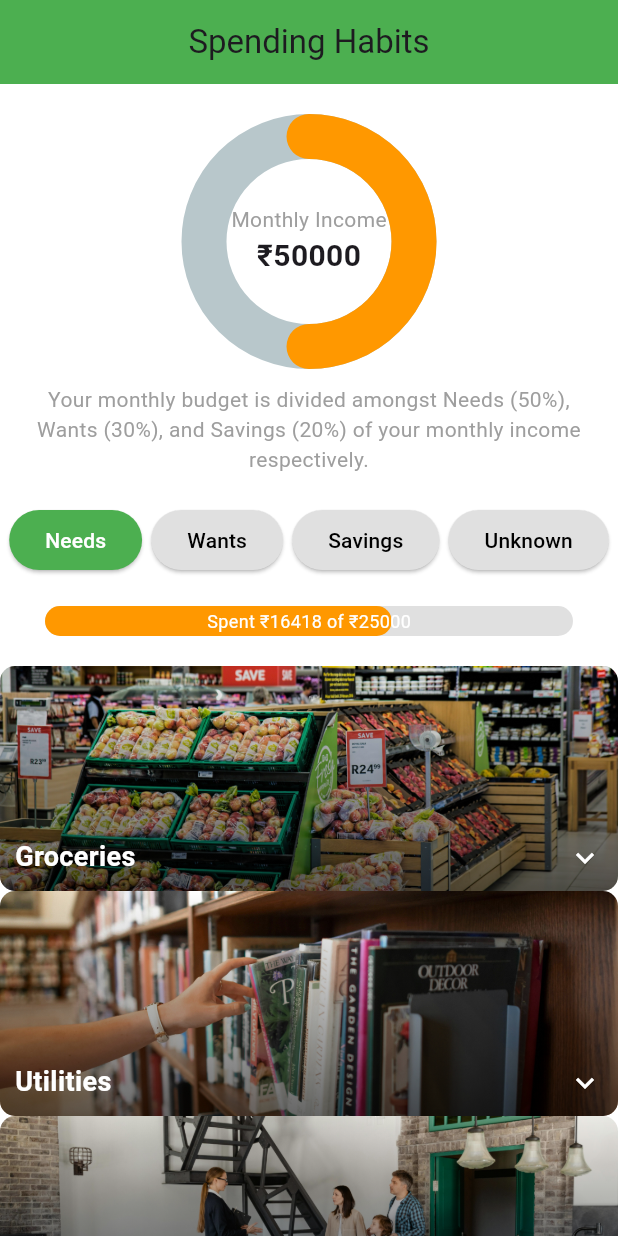
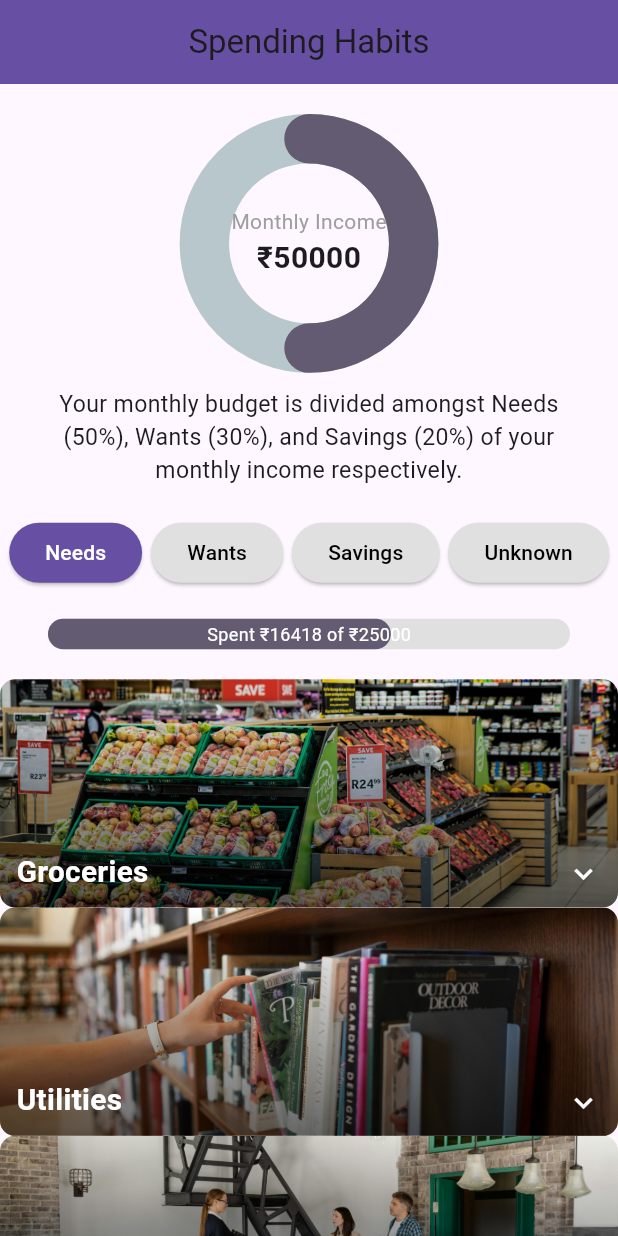
Before and after one commit to Saurabh-269/Expense_Tracking_App, a Flutter app: the screen it shows after launch, on a phone screen of 412 x 824 dp. Run offline on Flutter 3.47's test engine with Material 3 defaults, Android fonts, the phone set to English and light mode, and no system bars; drawn by our look-alikes of percent_indicator; our stand-ins replace flutter_screenutil, google_fonts.

Commit message:
Added material theme and screen utility

```diff
--- a/lib/main.dart
+++ b/lib/main.dart
@@ -1,9 +1,16 @@
 import 'package:flutter/material.dart';
+import 'package:flutter_screenutil/flutter_screenutil.dart';
 import 'package:percent_indicator/circular_percent_indicator.dart';
 import 'package:percent_indicator/linear_percent_indicator.dart';
+import 'app_theme.dart'; // Ensure this import is added
 
 void main() {
-  runApp(const MyApp());
+  runApp(
+    ScreenUtilInit(
+      designSize: Size(375, 812), // Set the design size (optional)
+      builder: (context, child) => const MyApp(),
+    ),
+  );
 }
 
 class MyApp extends StatelessWidget {
@@ -13,6 +20,9 @@ class MyApp extends StatelessWidget {
   Widget build(BuildContext context) {
     return MaterialApp(
       debugShowCheckedModeBanner: false,
+      theme: ThemeData.light(), // Use the light theme
+      darkTheme: ThemeData.dark(), // Use the dark theme
+      themeMode: ThemeMode.system, // Follow the system theme mode (Light/Dark)
       home: ExpenseTracker(),
     );
   }
@@ -40,7 +50,6 @@ class _ExpenseTrackerState extends State<ExpenseTracker> {
   double wantBudget = 15000;
   double savingBudget = 10000;
 
-
   Map<String, List<Map<String, String>>> transactions = {
     "Needs": [
       {"name": "Manoj Kumar", "amount": "₹459.00", "date": "Today, 14:40"},
@@ -66,7 +75,7 @@ class _ExpenseTrackerState extends State<ExpenseTracker> {
 
   double _calculateCategoryTotal(String category) {
     return transactions[category]?.fold(
-        0.0, (sum, item) => sum! + (double.parse(item['amount']!.replaceAll('₹', '')))) ??
+            0.0, (sum, item) => sum! + (double.parse(item['amount']!.replaceAll('₹', '')))) ??
         0.0;
   }
 
@@ -100,9 +109,9 @@ class _ExpenseTrackerState extends State<ExpenseTracker> {
     }
 
     return Scaffold(
-      backgroundColor: Colors.white,
+      backgroundColor: Theme.of(context).scaffoldBackgroundColor, // Use theme background color
       appBar: AppBar(
-        backgroundColor: Colors.green,
+        backgroundColor: Theme.of(context).primaryColor, // Use theme primary color
         title: const Text("Spending Habits"),
         centerTitle: true,
       ),
@@ -111,8 +120,8 @@ class _ExpenseTrackerState extends State<ExpenseTracker> {
           const SizedBox(height: 20),
           // Donut Chart
           CircularPercentIndicator(
-            radius: 85.0,
-            lineWidth: 30.0,
+            radius: 85.0.r,
+            lineWidth: 30.0.w,
             animation: true,
             percent: selectedPercentage,
             center: Column(
@@ -132,19 +141,20 @@ class _ExpenseTrackerState extends State<ExpenseTracker> {
               ],
             ),
             circularStrokeCap: CircularStrokeCap.round,
-            progressColor: Colors.orange,
+            progressColor: Theme.of(context).colorScheme.secondary, // Use theme secondary color
           ),
           const SizedBox(height: 10),
           // Budget Division Label
           Padding(
-            padding: const EdgeInsets.symmetric(horizontal: 20.0),
+            padding: EdgeInsets.symmetric(horizontal: 20.0.w),
             child: Text(
               "Your monthly budget is divided amongst Needs (50%), Wants (30%), and Savings (20%) of your monthly income respectively.",
               textAlign: TextAlign.center,
-              style: const TextStyle(
-                fontSize: 14.0,
-                color: Colors.grey,
-              )),
+              style: TextStyle(
+                fontSize: 14.0.sp,
+                color: Theme.of(context).textTheme.bodyMedium?.color, // Use theme text color
+              ),
+            ),
           ),
           const SizedBox(height: 20),
           // Category Buttons
@@ -160,9 +170,9 @@ class _ExpenseTrackerState extends State<ExpenseTracker> {
           const SizedBox(height: 20),
           // Progress Bar
           Padding(
-            padding: const EdgeInsets.symmetric(horizontal: 20.0),
+            padding: EdgeInsets.symmetric(horizontal: 20.0.w),
             child: LinearPercentIndicator(
-              lineHeight: 20.0,
+              lineHeight: 20.0.h,
               animation: true,
               percent: spentAmount /
                   (selectedCategory == "Needs"
@@ -178,7 +188,7 @@ class _ExpenseTrackerState extends State<ExpenseTracker> {
                 ),
               ),
               linearStrokeCap: LinearStrokeCap.roundAll,
-              progressColor: Colors.orange,
+              progressColor: Theme.of(context).colorScheme.secondary, // Use theme secondary color
               backgroundColor: Colors.grey[300],
             ),
           ),
@@ -278,8 +288,9 @@ class _ExpenseTrackerState extends State<ExpenseTracker> {
         });
       },
       style: ElevatedButton.styleFrom(
-        backgroundColor:
-            selectedCategory == category ? Colors.green : Colors.grey[300],
+        backgroundColor: selectedCategory == category
+            ? Theme.of(context).primaryColor
+            : Colors.grey[300],
       ),
       child: Text(
         category,
@@ -304,9 +315,9 @@ class _ExpenseTrackerState extends State<ExpenseTracker> {
           child: Stack(
             children: [
               Container(
-                height: 150,
+                height: 150.h,
                 decoration: BoxDecoration(
-                  borderRadius: BorderRadius.circular(10),
+                  borderRadius: BorderRadius.circular(10.r),
                   image: DecorationImage(
                     image: AssetImage(imagePath),
                     fit: BoxFit.cover,
@@ -314,9 +325,9 @@ class _ExpenseTrackerState extends State<ExpenseTracker> {
                 ),
               ),
               Container(
-                height: 150,
+                height: 150.h,
                 decoration: BoxDecoration(
-                  borderRadius: BorderRadius.circular(10),
+                  borderRadius: BorderRadius.circular(10.r),
                   gradient: LinearGradient(
                     colors: [Colors.black.withOpacity(0.6), Colors.transparent],
                     begin: Alignment.bottomCenter,
@@ -325,20 +336,20 @@ class _ExpenseTrackerState extends State<ExpenseTracker> {
                 ),
               ),
               Positioned(
-                bottom: 10,
-                left: 10,
+                bottom: 10.h,
+                left: 10.w,
                 child: Text(
                   title,
-                  style: const TextStyle(
+                  style: TextStyle(
                     color: Colors.white,
-                    fontSize: 18,
+                    fontSize: 18.sp,
                     fontWeight: FontWeight.bold,
                   ),
                 ),
               ),
               Positioned(
-                bottom: 10,
-                right: 10,
+                bottom: 10.h,
+                right: 10.w,
                 child: Icon(
                   isDropdownOpen[title] ?? false
                       ? Icons.keyboard_arrow_up
@@ -351,7 +362,7 @@ class _ExpenseTrackerState extends State<ExpenseTracker> {
         ),
         if (isDropdownOpen[title] ?? false)
           Padding(
-            padding: const EdgeInsets.all(10.0),
+            padding: EdgeInsets.all(10.0.w),
             child: Column(
               children: transactions,
             ),
@@ -365,14 +376,21 @@ class _ExpenseTrackerState extends State<ExpenseTracker> {
       child: ListTile(
         leading: CircleAvatar(
           backgroundColor: Colors.green,
-          child: Icon(Icons.person, color: Colors.white),
+          child: Icon(Icons.person, color: Colors.white, size: 24.sp),
         ),
-        title: Text(name),
-        subtitle: Text(date),
+        title: Text(
+          name,
+          style: TextStyle(fontSize: 14.sp),
+        ),
+        subtitle: Text(
+          date,
+          style: TextStyle(fontSize: 12.sp, color: Colors.grey),
+        ),
         trailing: Text(
           amount,
-          style: const TextStyle(
+          style: TextStyle(
             fontWeight: FontWeight.bold,
+            fontSize: 14.sp,
           ),
         ),
       ),
--- a/pubspec.yaml
+++ b/pubspec.yaml
@@ -32,6 +32,8 @@ dependencies:
     sdk: flutter
   percent_indicator: ^4.2.2
   intl: ^0.18.0
+  google_fonts: ^5.1.0
+  flutter_screenutil: ^5.0.0
 
   # The following adds the Cupertino Icons font to your application.
   # Use with the CupertinoIcons class for iOS style icons.
```
Also changed, not shown: lib/app_theme.dart (added, +416 -0 lines), Output Screen/dark_1.jpg (added), Output Screen/dark_2.jpg (added), Output Screen/light_1.jpg (added), Output Screen/light_2.jpg (added), Output Screen/screen1.jpg (deleted), Output Screen/screen2.jpg (deleted), Output Screen/screen3.jpg (deleted), Output Screen/screen4.jpg (deleted), pubspec.lock, 3 other files.
